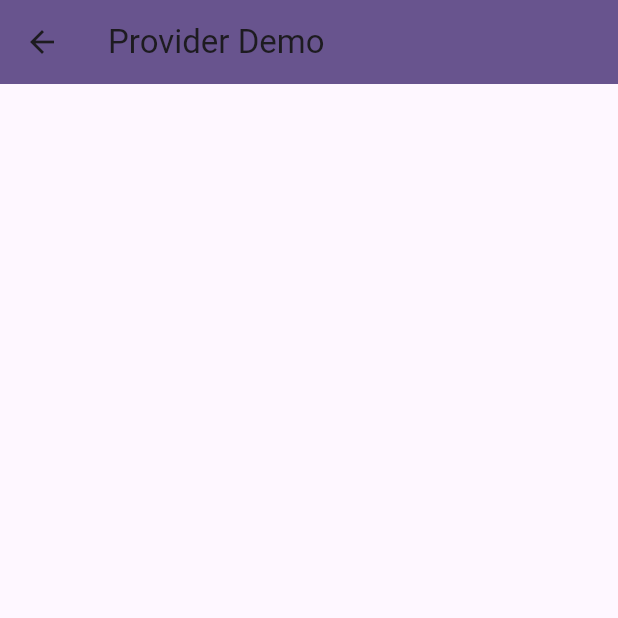
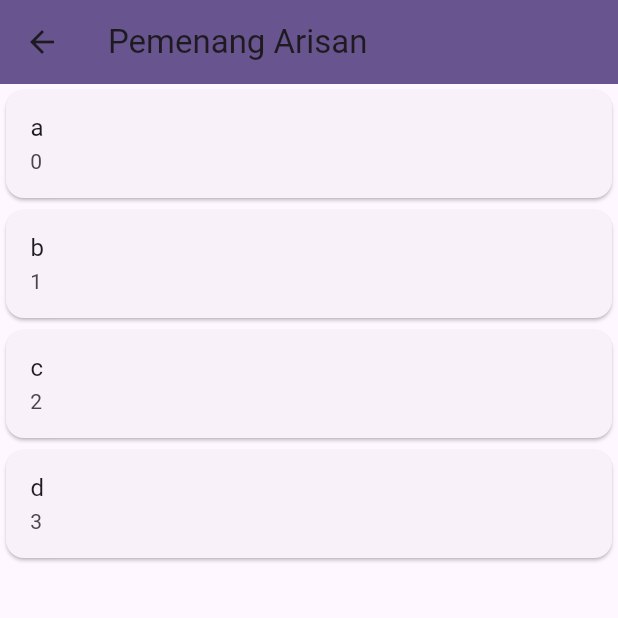
Before and after one commit to axcel0/ArisanApp, a Flutter app: the DataPemenang screen opened directly, on a phone screen of 412 x 824 dp, the top half of it. Run offline on Flutter 3.47's test engine with Material 2 defaults, Android fonts, the phone set to English and light mode, and no system bars; our stand-ins replace bloc, flutter_bloc, shared_preferences; missing offline and left inert: dart:js; accounts and stored records are empty.

Commit message:
add daftar pemenang ui
add daftar pemenang ui (card listview)

```diff
--- a/lib/data_pemenang.dart
+++ b/lib/data_pemenang.dart
@@ -1,17 +1,34 @@
 import 'package:flutter/material.dart';
+import 'package:tugas_akhir_training/nama_peserta.dart';
+
 class DataPemenang extends StatelessWidget {
-  const DataPemenang({super.key});
+  DataPemenang({super.key});
+
+  List<NamaPeserta> daftarNamaMenang = [
+    NamaPeserta(idPeserta: "0", namaPeserta: "a"),
+    NamaPeserta(idPeserta: "1", namaPeserta: "b"),
+    NamaPeserta(idPeserta: "2", namaPeserta: "c"),
+    NamaPeserta(idPeserta: "3", namaPeserta: "d"),
+  ];
 
   @override
   Widget build(BuildContext context) {
     return Scaffold(
       appBar: AppBar(
-        title: const Text('Provider Demo'),
+        title: const Text('Pemenang Arisan'),
         //add theme to this appbar
         backgroundColor: Theme.of(context).colorScheme.primary,
-
       ),
-      body: const Center(),
+      body: ListView.builder(
+        itemCount: daftarNamaMenang.length,
+        itemBuilder: (context, index) {
+        return Card(
+          child: ListTile(
+            title: Text(daftarNamaMenang[index].namaPeserta),
+            subtitle: Text(daftarNamaMenang[index].idPeserta),
+          ),
+        );
+      }),
     );
   }
 }
--- a/lib/main.dart
+++ b/lib/main.dart
@@ -103,7 +103,7 @@ class _MyHomePageState extends State<MyHomePage> {
               width: 10,
             ),
             ElevatedButton(
-              onPressed: () {Navigator.push(context, MaterialPageRoute(builder: (context) => const DataPemenang()));
+              onPressed: () {Navigator.push(context, MaterialPageRoute(builder: (context) => DataPemenang()));
               },
               child:  const Text("Data Pemenang Arisan"),
             ),
```
